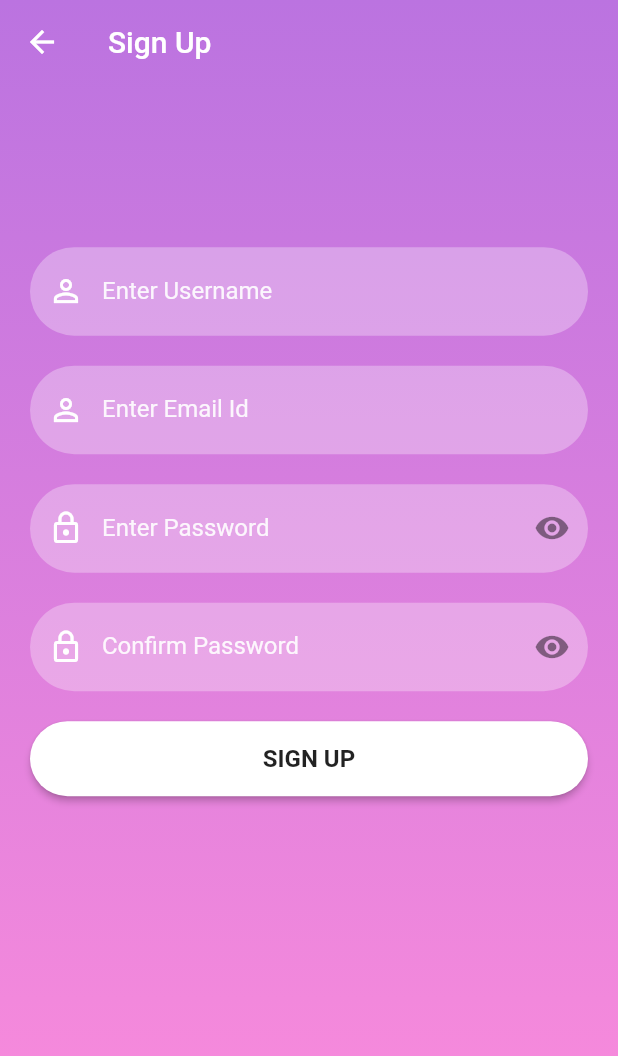
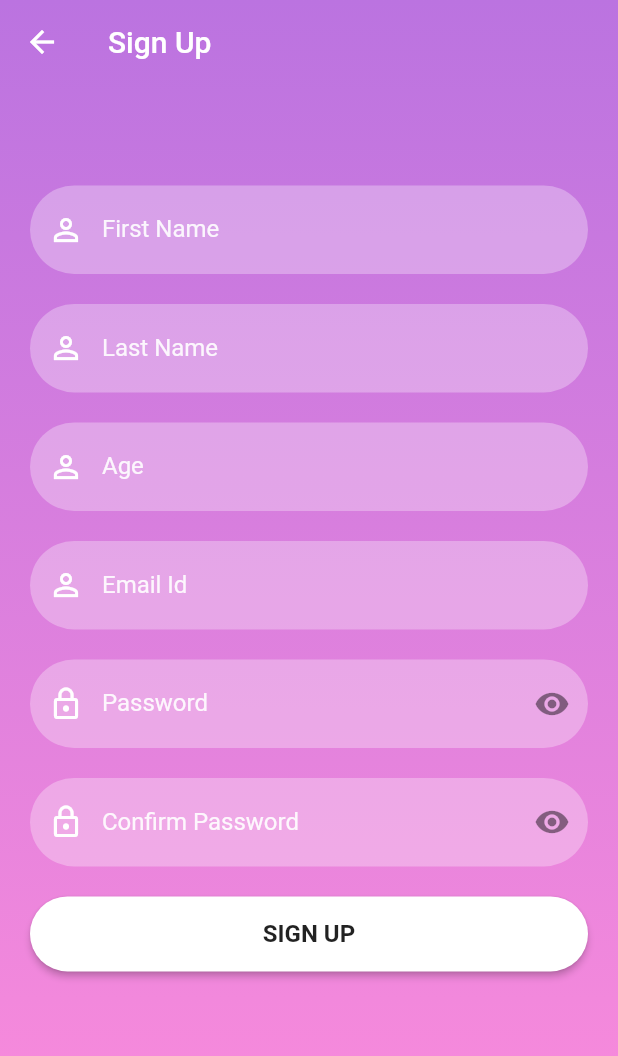
Before and after one commit to Gee-gee4/firebase_practice, a Flutter app: the SignUpPage screen opened directly, on a phone screen of 412 x 824 dp. Shown: the top 1056 px of the screen. Run offline on Flutter 3.47's test engine with Material 3 defaults, Android fonts, the phone set to English and light mode, and no system bars; our stand-ins replace cloud_firestore, firebase_auth, firebase_core, hidden_drawer_menu; accounts and stored records are empty; network calls fail.

```diff
--- a/lib/main.dart
+++ b/lib/main.dart
@@ -1,6 +1,6 @@
 import 'package:firebase_core/firebase_core.dart';
 import 'package:firebase_practice/firebase_options.dart';
-import 'package:firebase_practice/hidden_drawer.dart';
+import 'package:firebase_practice/pages/signin_page.dart';
 // import 'package:firebase_practice/pages/signin_page.dart';
 import 'package:firebase_practice/utils/theme_provider.dart';
 import 'package:flutter/material.dart';
@@ -34,7 +34,7 @@ class MyApp extends StatelessWidget {
       // home: SignInPage(),
       initialRoute: '/',
       routes: {
-        '/': (context) => const HiddenDrawer(),
+        '/': (context) => const SignInPage(),
       },
     );
   }
--- a/lib/my_app_bar.dart
+++ b/lib/my_app_bar.dart
@@ -21,8 +21,7 @@ class MyAppBar extends StatelessWidget implements PreferredSizeWidget {
       backgroundColor: backgroundColorAppBar ?? Colors.transparent,
       elevation: 0,
       iconTheme: IconThemeData(
-        color:
-            Theme.of(context).colorScheme.secondary, // Change drawer icon color
+        color:Theme.of(context).colorScheme.secondary,// Change drawer icon color
       ),
       leading: IconButton(
         onPressed: onDrawerIconPressed,
--- a/lib/pages/signin_page.dart
+++ b/lib/pages/signin_page.dart
@@ -1,5 +1,5 @@
 import 'package:firebase_auth/firebase_auth.dart';
-import 'package:firebase_practice/pages/home_screen.dart';
+import 'package:firebase_practice/hidden_drawer.dart';
 import 'package:firebase_practice/pages/signup_page.dart';
 import 'package:firebase_practice/utils/color_hex.dart';
 import 'package:firebase_practice/widgets/reusable_widgets.dart';
@@ -15,6 +15,7 @@ class SignInPage extends StatefulWidget {
 class _SignInPageState extends State<SignInPage> {
   TextEditingController _emailTextController = TextEditingController();
   TextEditingController _passwordTextController = TextEditingController();
+
 
   bool showPassword = false;
 
@@ -46,7 +47,6 @@ class _SignInPageState extends State<SignInPage> {
         ],
       );
     }
-
     return Scaffold(
       body: Container(
         width: MediaQuery.of(context).size.width,
@@ -103,7 +103,7 @@ class _SignInPageState extends State<SignInPage> {
                         Navigator.push(
                           context,
                           MaterialPageRoute(
-                            builder: (context) => HomeScreen(),
+                            builder: (context) => HiddenDrawer(),
                           ),
                         );
                       }).onError((error, stackTrace) {
--- a/lib/pages/signup_page.dart
+++ b/lib/pages/signup_page.dart
@@ -1,5 +1,6 @@
+import 'package:cloud_firestore/cloud_firestore.dart';
 import 'package:firebase_auth/firebase_auth.dart';
-import 'package:firebase_practice/pages/home_screen.dart';
+import 'package:firebase_practice/hidden_drawer.dart';
 import 'package:firebase_practice/utils/color_hex.dart';
 import 'package:firebase_practice/widgets/reusable_widgets.dart';
 import 'package:flutter/material.dart';
@@ -12,14 +13,27 @@ class SignUpPage extends StatefulWidget {
 }
 
 class _SignUpPageState extends State<SignUpPage> {
-  final TextEditingController _userNameTextController = TextEditingController();
+  // final TextEditingController _userNameTextController = TextEditingController();
   final TextEditingController _emailTextController = TextEditingController();
   final TextEditingController _passwordTextController = TextEditingController();
   final TextEditingController _confirmpasswordTextController =
       TextEditingController();
+  final TextEditingController _firstNameController = TextEditingController();
+  final TextEditingController _lastNameController = TextEditingController();
+  final TextEditingController _ageController = TextEditingController();
 
   bool showPassword = false;
   bool showConfirmPassword = false;
+
+  Future addUserDetails(
+      String firstName, String lastName, String email, int age) async {
+    await FirebaseFirestore.instance.collection('users').add({
+      'first name': firstName,
+      'last name': lastName,
+      'email': email,
+      'age': age,
+    });
+  }
 
   @override
   Widget build(BuildContext context) {
@@ -40,31 +54,48 @@ class _SignUpPageState extends State<SignUpPage> {
             colors: [
               hexStringToColor('BB73E0'),
               hexStringToColor('FF8DDB'),
-              //  hexStringToColor('A9AACE'),
-              // hexStringToColor('C3C4FF'),
-              //hexStringToColor('1C0125'),
-              // hexStringToColor('A0A8F3'),
             ],
           ),
         ),
         child: SingleChildScrollView(
           child: Padding(
             padding: EdgeInsets.fromLTRB(
-                20, MediaQuery.of(context).size.height * 0.2, 20, 20),
+                20, MediaQuery.of(context).size.height * 0.15, 20, 20),
             child: Column(
               children: [
-                reusableTextField('Enter Username', Icons.person_outline, true,
-                    _userNameTextController),
+                //first name
+                reusableTextField('First Name', Icons.person_outline, true,
+                    _firstNameController),
                 const SizedBox(
                   height: 20.0,
                 ),
-                reusableTextField('Enter Email Id', Icons.person_outline, true,
+                //last name
+                reusableTextField('Last Name', Icons.person_outline, true,
+                    _lastNameController),
+                const SizedBox(
+                  height: 20.0,
+                ),
+                //age
+                reusableTextField(
+                    'Age', Icons.person_outline, true, _ageController),
+                const SizedBox(
+                  height: 20.0,
+                ),
+                // //Username
+                // reusableTextField('Enter Username', Icons.person_outline, true,
+                //     _userNameTextController),
+                // const SizedBox(
+                //   height: 20.0,
+                // ),
+                //email
+                reusableTextField('Email Id', Icons.person_outline, true,
                     _emailTextController),
                 const SizedBox(
                   height: 20.0,
                 ),
+                //password
                 reusableTextField(
-                  'Enter Password',
+                  'Password',
                   Icons.lock_outline,
                   showPassword,
                   _passwordTextController,
@@ -77,6 +108,7 @@ class _SignUpPageState extends State<SignUpPage> {
                 const SizedBox(
                   height: 20.0,
                 ),
+                //confirm password
                 reusableTextField(
                   'Confirm Password',
                   Icons.lock_outline,
@@ -98,22 +130,32 @@ class _SignUpPageState extends State<SignUpPage> {
                     if (_passwordTextController.text !=
                         _confirmpasswordTextController.text) {
                       showDialog(
-                          context: context,
-                          builder: (context) => const AlertDialog(
-                                title: Text('Passwords don\'t match!'),
-                              ));
+                        context: context,
+                        builder: (context) => const AlertDialog(
+                          title: Text('Passwords don\'t match!'),
+                        ),
+                      );
                     } else {
+                      //create user
                       FirebaseAuth.instance
                           .createUserWithEmailAndPassword(
                               email: _emailTextController.text,
                               password: _passwordTextController.text)
                           .then((value) {
+                        //add user details to firebase
+                        addUserDetails(
+                          _firstNameController.text.trim(),
+                          _lastNameController.text.trim(),
+                          _emailTextController.text.trim(),
+                          int.parse(_ageController.text.trim()),
+                        );
                         // ignore: avoid_print
+                        // Navigate to Hiddendrawer()
                         print('Created New Account!!');
                         Navigator.push(
                           context,
                           MaterialPageRoute(
-                            builder: (context) => const HomeScreen(),
+                            builder: (context) => const HiddenDrawer(),
                           ),
                         );
                       }).onError(
--- a/pubspec.yaml
+++ b/pubspec.yaml
@@ -32,6 +32,7 @@ dependencies:
     sdk: flutter
   firebase_core: ^3.6.0
   firebase_auth: ^5.3.1
+  cloud_firestore: ^5.6.0
 
 
   # The following adds the Cupertino Icons font to your application.
```
Also changed, not shown: lib/pages/drawer_pages/help_page.dart (+41 -0 lines), lib/pages/drawer_pages/manage_users_page.dart (+19 -0 lines), lib/firebase_options.dart, pubspec.lock, 4 other files.
